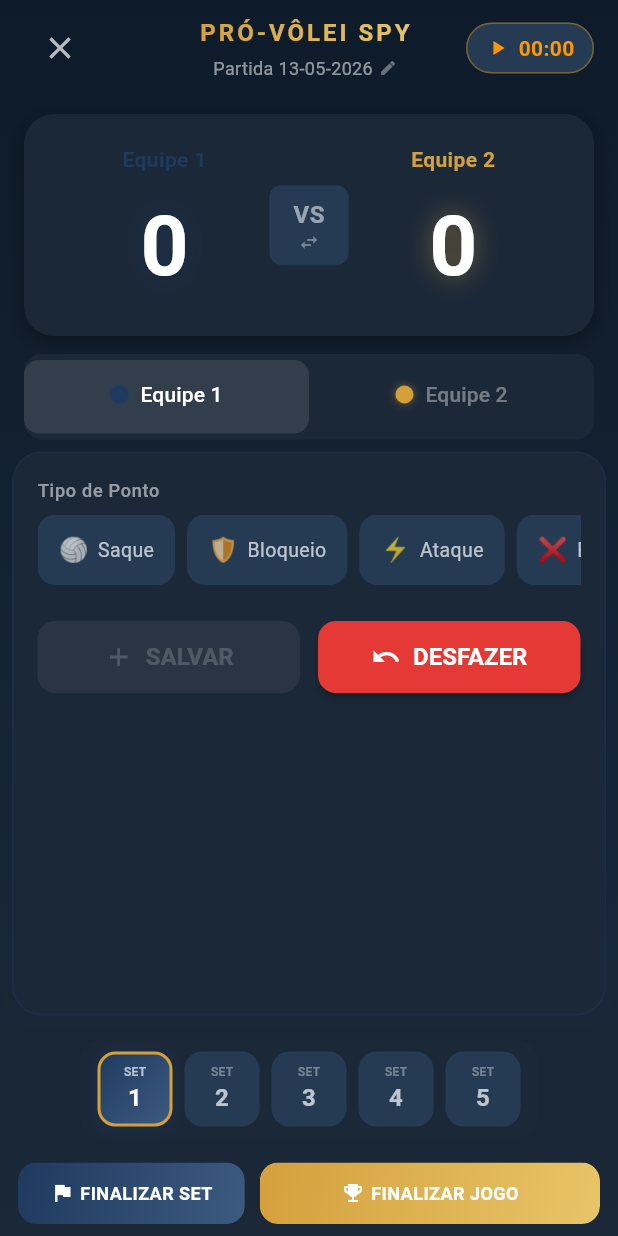
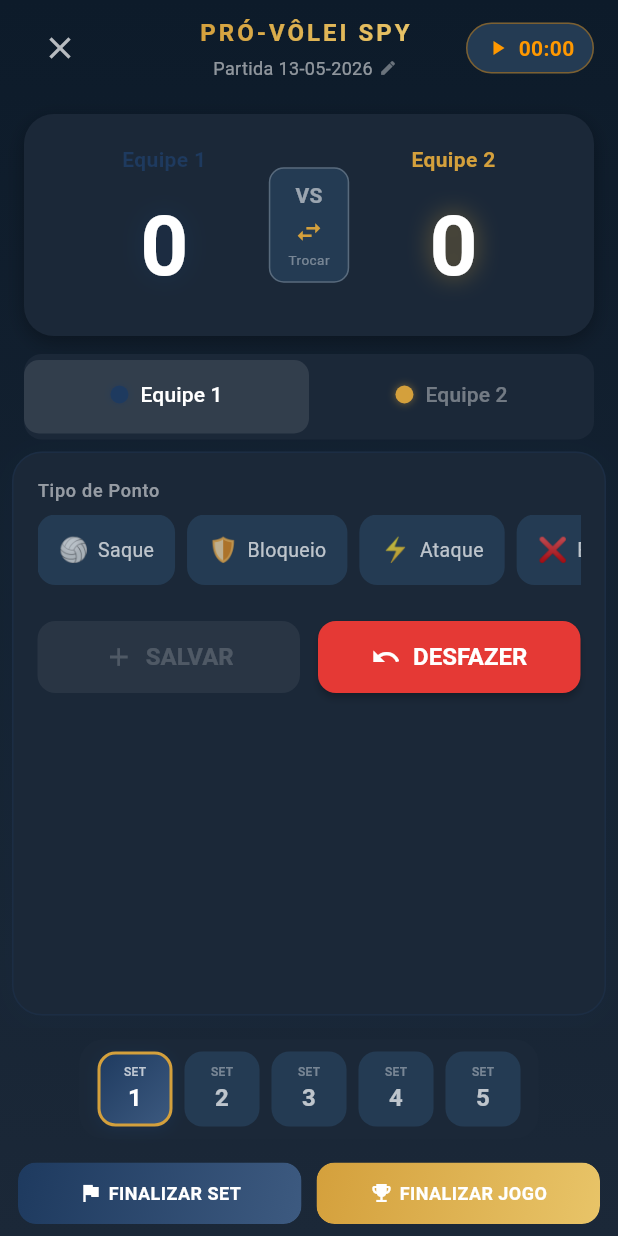
Before and after one commit to joao-zuanazzi/pro-volei-v2, a Flutter app: the MatchScreen screen opened directly, on a phone screen of 412 x 824 dp. Run offline on Flutter 3.47's test engine with Material 3 defaults, Android fonts, the phone set to English and light mode, and no system bars; our stand-ins replace fl_chart, hive, hive_flutter, open_file, pdf, share_plus and 1 more; accounts and stored records are empty.

Commit message:
refactor: Fase 5 - descobribilidade do swap, botões iguais e back gesture
score_bar.dart: botão VS ganhou ícone swap_horiz tamanho 20 (era 14) em
primaryGold, label 'Trocar' e borda sutil ao redor do container — tornando
a ação de trocar lados visível sem precisar explorar a interface.
Tooltip 'Trocar lados' adicionado para acessibilidade.

match_screen.dart: removido flex 2/3 entre FINALIZAR SET e FINALIZAR JOGO;
ambos agora têm Expanded sem flex (proporção 1:1). PopScope(canPop: false)
adicionado ao redor do Scaffold para interceptar o botão/gesto de voltar
do Android e exibir o mesmo diálogo de confirmação do botão X — evitando
saída acidental da tela de registro de pontos.

Heurísticas de Nielsen: visibilidade do status do sistema (swap descobrível),
prevenção de erros (back gesture bloqueado por confirmação).

Co-Authored-By: Claude Sonnet 4.6 <noreply@anthropic.com>

```diff
--- a/lib/screens/match_screen.dart
+++ b/lib/screens/match_screen.dart
@@ -19,7 +19,12 @@ class MatchScreen extends StatelessWidget {
   Widget build(BuildContext context) {
     final colors = AppTheme.of(context);
 
-    return Scaffold(
+    return PopScope(
+      canPop: false,
+      onPopInvokedWithResult: (didPop, _) {
+        if (!didPop) _showExitDialog(context);
+      },
+      child: Scaffold(
         body: Container(
           decoration: BoxDecoration(gradient: colors.backgroundGradient),
           child: SafeArea(
@@ -53,6 +58,7 @@ class MatchScreen extends StatelessWidget {
                   ),
                 );
               },
+            ),
           ),
         ),
       ),
@@ -384,7 +390,6 @@ class MatchScreen extends StatelessWidget {
       child: Row(
         children: [
           Expanded(
-            flex: 2,
             child: GradientButton(
               text: 'FINALIZAR SET',
               icon: Icons.flag,
@@ -394,7 +399,6 @@ class MatchScreen extends StatelessWidget {
           ),
           const SizedBox(width: 10),
           Expanded(
-            flex: 3,
             child: GradientButton(
               text: 'FINALIZAR JOGO',
               icon: Icons.emoji_events,
--- a/lib/widgets/score_bar.dart
+++ b/lib/widgets/score_bar.dart
@@ -90,13 +90,18 @@ class ScoreDisplay extends StatelessWidget {
   }
 
   Widget _buildVs(AppThemeColors colors) {
-    return GestureDetector(
+    return Tooltip(
+      message: 'Trocar lados',
+      child: GestureDetector(
         onTap: onSwapTeams,
         child: Container(
-        padding: const EdgeInsets.symmetric(horizontal: 16, vertical: 8),
+          padding: const EdgeInsets.symmetric(horizontal: 12, vertical: 8),
           decoration: BoxDecoration(
             color: colors.surface,
-          borderRadius: BorderRadius.circular(8),
+            borderRadius: BorderRadius.circular(10),
+            border: onSwapTeams != null
+                ? Border.all(color: colors.border)
+                : null,
           ),
           child: Column(
             mainAxisSize: MainAxisSize.min,
@@ -105,13 +110,25 @@ class ScoreDisplay extends StatelessWidget {
                 'VS',
                 style: TextStyle(
                   color: colors.textTertiary,
-                fontSize: 16,
+                  fontSize: 14,
                   fontWeight: FontWeight.bold,
                 ),
               ),
-            if (onSwapTeams != null)
-              Icon(Icons.swap_horiz, color: colors.textHint, size: 14),
+              if (onSwapTeams != null) ...[
+                const SizedBox(height: 4),
+                Icon(Icons.swap_horiz, color: AppTheme.primaryGold, size: 20),
+                const SizedBox(height: 2),
+                Text(
+                  'Trocar',
+                  style: TextStyle(
+                    color: colors.textHint,
+                    fontSize: 9,
+                    letterSpacing: 0.3,
+                  ),
+                ),
               ],
+            ],
+          ),
         ),
       ),
     );
```
Lines whose indentation alone changed are shown as unchanged.
